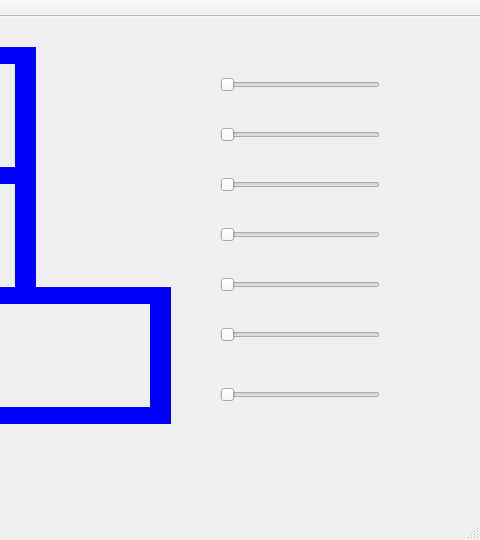
leoalenccar/projeto-trens, file src/mainwindow.ui: the form before one commit; both pictures show x 720 to 1200 and y 0 to 540 of the 1200 by 540 pixel window.
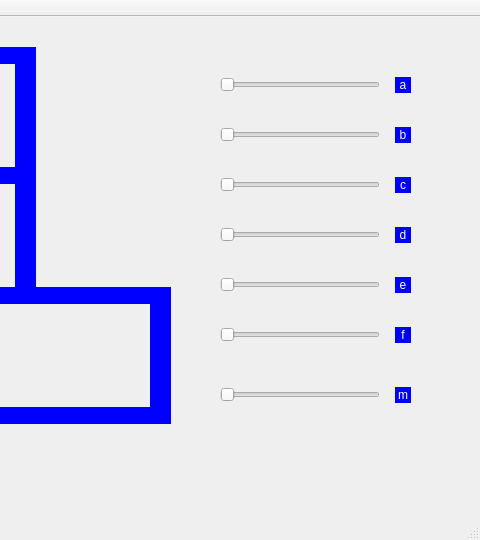
The form after the commit.

Commit message: adição das labels aos sliders em 'mainwindow.ui' e formatação de 'trem.cpp'

```diff
--- a/src/mainwindow.ui
+++ b/src/mainwindow.ui
@@ -533,6 +533,146 @@
      <enum>Qt::Orientation::Horizontal</enum>
     </property>
    </widget>
+   <widget class="QLabel" name="label_a">
+    <property name="geometry">
+     <rect>
+      <x>1115</x>
+      <y>60</y>
+      <width>16</width>
+      <height>16</height>
+     </rect>
+    </property>
+    <property name="styleSheet">
+     <string notr="true">background-color: rgb(0, 0, 255);
+color: rgb(255, 255, 255);</string>
+    </property>
+    <property name="text">
+     <string>a</string>
+    </property>
+    <property name="alignment">
+     <set>Qt::AlignmentFlag::AlignCenter</set>
+    </property>
+   </widget>
+   <widget class="QLabel" name="label_b">
+    <property name="geometry">
+     <rect>
+      <x>1115</x>
+      <y>110</y>
+      <width>16</width>
+      <height>16</height>
+     </rect>
+    </property>
+    <property name="styleSheet">
+     <string notr="true">background-color: rgb(0, 0, 255);
+color: rgb(255, 255, 255);</string>
+    </property>
+    <property name="text">
+     <string>b</string>
+    </property>
+    <property name="alignment">
+     <set>Qt::AlignmentFlag::AlignCenter</set>
+    </property>
+   </widget>
+   <widget class="QLabel" name="label_c">
+    <property name="geometry">
+     <rect>
+      <x>1115</x>
+      <y>160</y>
+      <width>16</width>
+      <height>16</height>
+     </rect>
+    </property>
+    <property name="styleSheet">
+     <string notr="true">background-color: rgb(0, 0, 255);
+color: rgb(255, 255, 255);</string>
+    </property>
+    <property name="text">
+     <string>c</string>
+    </property>
+    <property name="alignment">
+     <set>Qt::AlignmentFlag::AlignCenter</set>
+    </property>
+   </widget>
+   <widget class="QLabel" name="label_d">
+    <property name="geometry">
+     <rect>
+      <x>1115</x>
+      <y>210</y>
+      <width>16</width>
+      <height>16</height>
+     </rect>
+    </property>
+    <property name="styleSheet">
+     <string notr="true">background-color: rgb(0, 0, 255);
+color: rgb(255, 255, 255);</string>
+    </property>
+    <property name="text">
+     <string>d</string>
+    </property>
+    <property name="alignment">
+     <set>Qt::AlignmentFlag::AlignCenter</set>
+    </property>
+   </widget>
+   <widget class="QLabel" name="label_e">
+    <property name="geometry">
+     <rect>
+      <x>1115</x>
+      <y>260</y>
+      <width>16</width>
+      <height>16</height>
+     </rect>
+    </property>
+    <property name="styleSheet">
+     <string notr="true">background-color: rgb(0, 0, 255);
+color: rgb(255, 255, 255);</string>
+    </property>
+    <property name="text">
+     <string>e</string>
+    </property>
+    <property name="alignment">
+     <set>Qt::AlignmentFlag::AlignCenter</set>
+    </property>
+   </widget>
+   <widget class="QLabel" name="label_f">
+    <property name="geometry">
+     <rect>
+      <x>1115</x>
+      <y>310</y>
+      <width>16</width>
+      <height>16</height>
+     </rect>
+    </property>
+    <property name="styleSheet">
+     <string notr="true">background-color: rgb(0, 0, 255);
+color: rgb(255, 255, 255);</string>
+    </property>
+    <property name="text">
+     <string>f</string>
+    </property>
+    <property name="alignment">
+     <set>Qt::AlignmentFlag::AlignCenter</set>
+    </property>
+   </widget>
+   <widget class="QLabel" name="label_m">
+    <property name="geometry">
+     <rect>
+      <x>1115</x>
+      <y>370</y>
+      <width>16</width>
+      <height>16</height>
+     </rect>
+    </property>
+    <property name="styleSheet">
+     <string notr="true">background-color: rgb(0, 0, 255);
+color: rgb(255, 255, 255);</string>
+    </property>
+    <property name="text">
+     <string>m</string>
+    </property>
+    <property name="alignment">
+     <set>Qt::AlignmentFlag::AlignCenter</set>
+    </property>
+   </widget>
    <zorder>label_trilho4</zorder>
    <zorder>label_trilho2_6</zorder>
    <zorder>label_trilho3</zorder>
```
Left out of the diff: 7 changed lines with no effect on the pictures. The commit also changes 1 other file.
